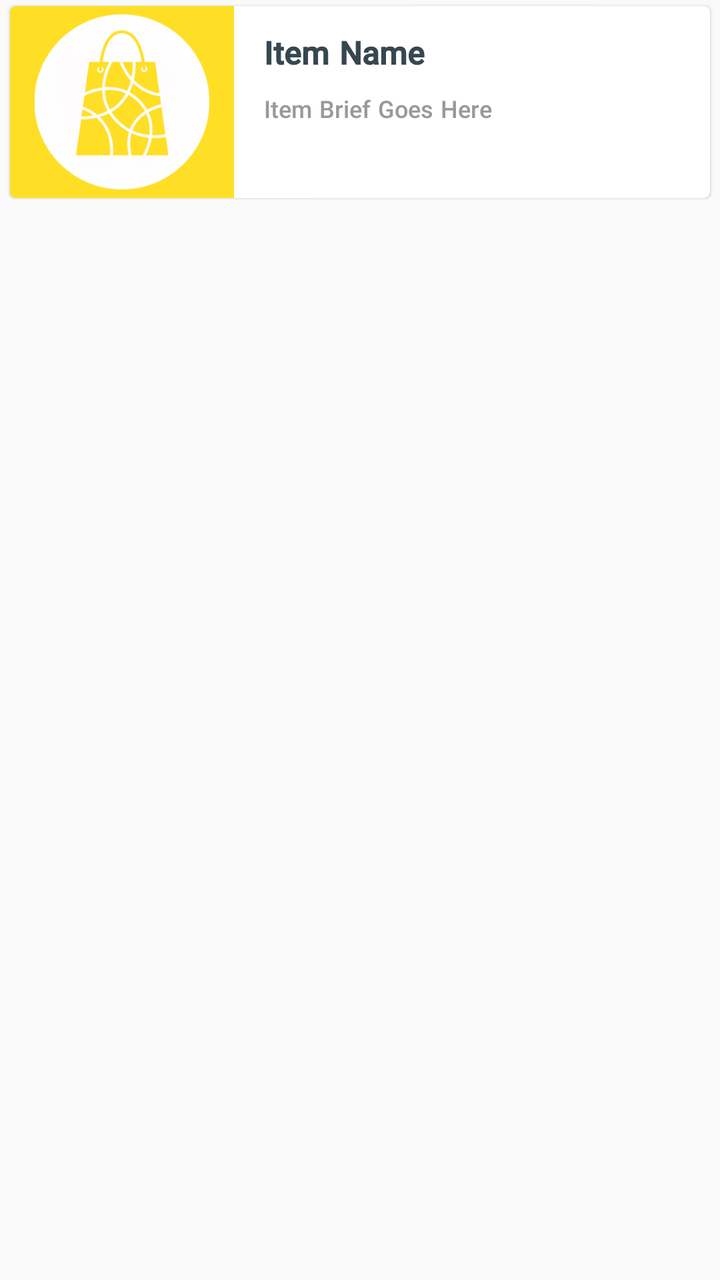
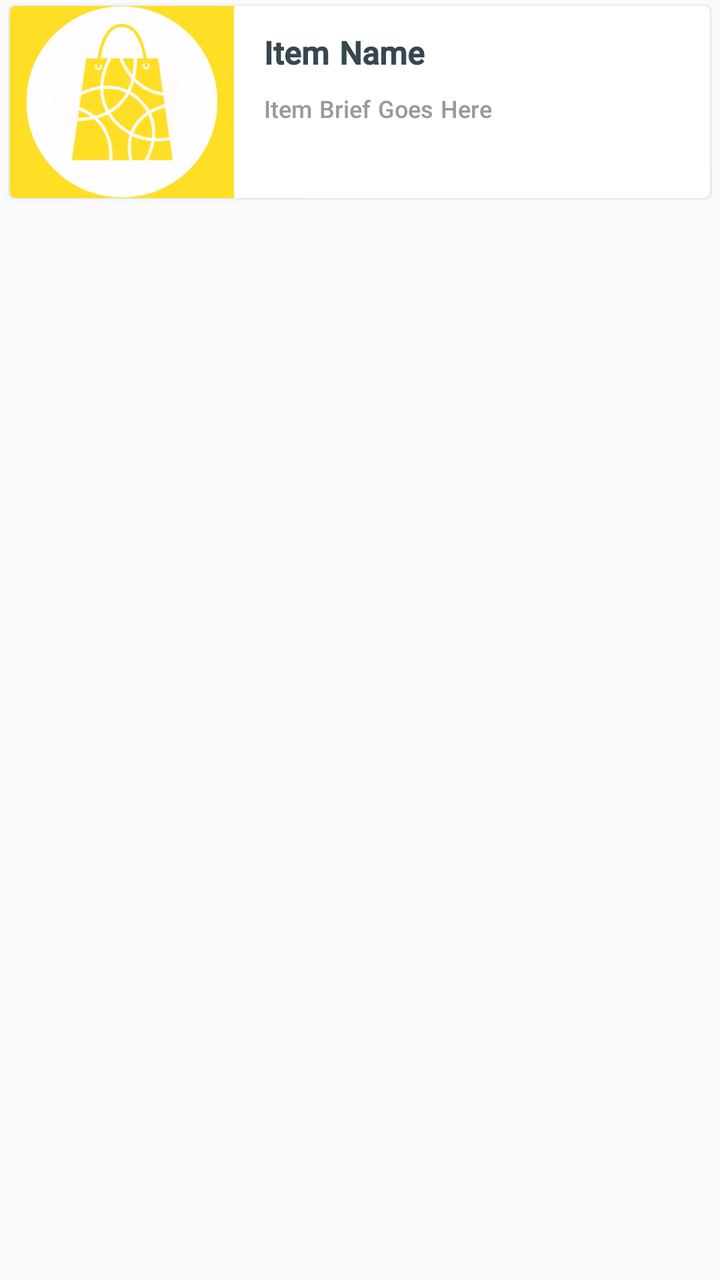

The first picture is an Android layout as it rendered before a commit; the second is the same layout after the commit. The layout source and the unified diff follow.
<!-- AndroidManifest.xml: application theme AppTheme -->
<!-- res/layout/item_category.xml -->
<?xml version="1.0" encoding="utf-8"?>
<RelativeLayout xmlns:android="http://schemas.android.com/apk/res/android"
    xmlns:app="http://schemas.android.com/apk/res-auto"
    android:layout_width="wrap_content"
    android:layout_height="wrap_content">

    <androidx.cardview.widget.CardView
        android:layout_width="match_parent"
        android:layout_height="wrap_content"
        android:layout_marginBottom="@dimen/spacing_small"
        android:layout_marginLeft="@dimen/spacing_medium"
        android:layout_marginRight="@dimen/spacing_medium"
        android:layout_marginTop="@dimen/spacing_small"
        android:clipToPadding="false"
        app:cardBackgroundColor="@android:color/white"
        app:cardCornerRadius="@dimen/card_radius"
        app:cardElevation="@dimen/card_elevation"
        app:cardUseCompatPadding="false">

        <FrameLayout
            android:id="@+id/lyt_parent"
            style="@style/RippleStyleBlack"
            android:layout_width="match_parent"
            android:layout_height="match_parent">

            <LinearLayout
                android:layout_width="match_parent"
                android:layout_height="match_parent"
                android:orientation="horizontal">

                <LinearLayout
                    android:id="@+id/lyt_color"
                    android:layout_width="112dp"
                    android:layout_height="96dp"
                    android:background="@color/colorAccent"
                    android:gravity="center"
                    android:padding="4dp">

                    <ImageView
                        android:id="@+id/image"
                        android:layout_width="match_parent"
                        android:layout_height="match_parent"
                        android:contentDescription="@string/title_category"
                        android:scaleType="centerInside"
                        android:src="@drawable/ic_logo" />

                </LinearLayout>

                <LinearLayout
                    android:layout_width="match_parent"
                    android:layout_height="wrap_content"
                    android:background="@android:color/white"
                    android:orientation="vertical"
                    android:paddingBottom="@dimen/spacing_middle"
                    android:paddingLeft="@dimen/spacing_large"
                    android:paddingRight="@dimen/spacing_large"
                    android:paddingTop="@dimen/spacing_middle">

                    <TextView
                        android:id="@+id/name"
                        android:layout_width="wrap_content"
                        android:layout_height="wrap_content"
                        android:text="Item Name"
                        android:textAppearance="@style/Base.TextAppearance.AppCompat.Subhead"
                        android:textColor="@color/grey_80"
                        android:textStyle="bold" />

                    <TextView
                        android:id="@+id/brief"
                        android:layout_width="wrap_content"
                        android:layout_height="wrap_content"
                        android:layout_marginTop="@dimen/spacing_small"
                        android:maxLines="2"
                        android:text="Item Brief Goes Here"
                        android:textAppearance="@style/Base.TextAppearance.AppCompat.Caption"
                        android:textColor="@color/grey_40" />

                </LinearLayout>
            </LinearLayout>

        </FrameLayout>

    </androidx.cardview.widget.CardView>

</RelativeLayout>
<!-- resources referenced by this layout -->
<resources>
  <color name="colorAccent">#FFDE26</color>
  <color name="grey_40">#999999</color>
  <color name="grey_80">#37474F</color>
  <dimen name="card_elevation">1dp</dimen>
  <dimen name="card_radius">3dp</dimen>
  <dimen name="spacing_large">15dp</dimen>
  <dimen name="spacing_medium">5dp</dimen>
  <dimen name="spacing_middle">10dp</dimen>
  <dimen name="spacing_small">3dp</dimen>
  <!-- drawable ic_logo: png bitmap (drawable, 21548 bytes) -->
  <string name="title_category">Categories</string>
  <style name="RippleStyleBlack" parent="RippleStyleWhite" />
  <style name="AppTheme" parent="Theme.AppCompat.Light.NoActionBar">
          
          <item name="colorPrimary">@color/colorPrimary</item>
          <item name="colorPrimaryDark">@color/colorPrimaryDark</item>
          <item name="colorAccent">@color/colorAccent</item>
          <item name="colorControlNormal">@color/grey_60</item>
          <item name="fontFamily">@font/iransans</item>
      </style>
  <style name="RippleStyleWhite">
          <item name="android:foreground">?attr/selectableItemBackground</item>
          <item name="android:clickable">true</item>
          <item name="android:focusable">true</item>
      </style>
  <color name="colorPrimary">#4DB151</color>
  <color name="colorPrimaryDark">#429E45</color>
  <color name="grey_60">#666666</color>
</resources>

<!-- the commit's change to res/layout/item_category.xml (unified diff, before → after) -->
@@ -34,7 +34,7 @@
                     android:layout_height="96dp"
                     android:background="@color/colorAccent"
                     android:gravity="center"
-                    android:padding="4dp">
+                    android:padding="0dp">
 
                     <ImageView
                         android:id="@+id/image"
